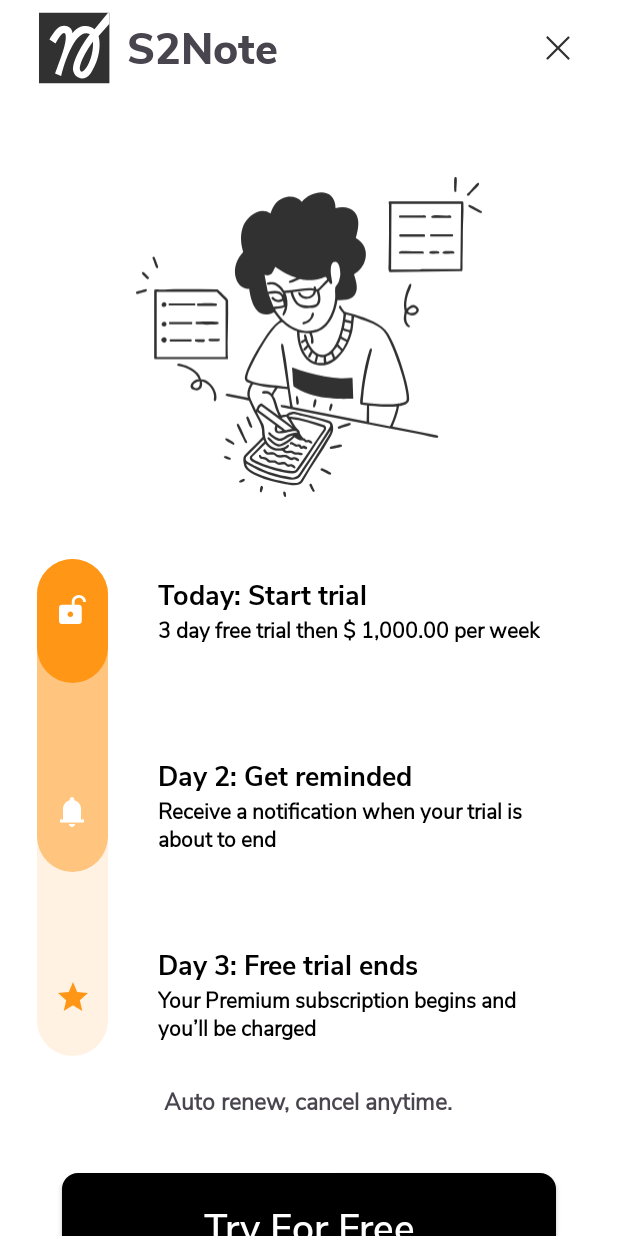
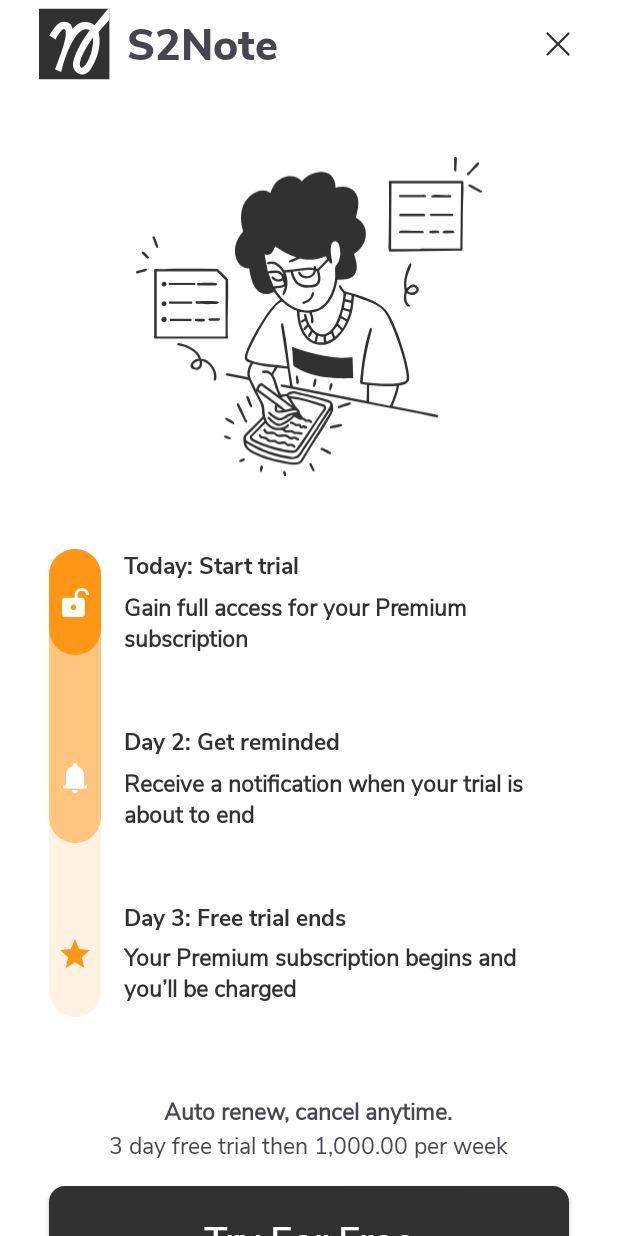
Before and after one commit to TrDucChinh/LayoutTask2_TranDucChinh, an Android app: the screen it shows after launch (MainActivity), on a phone screen of 412 x 824 dp. Run offline under Robolectric (Android 15) with nearby library versions, the phone set to English and light mode, and no system bars; our stand-ins replace data binding, sdp/ssp sizes.

Commit message:
fix: layout height

```diff
--- a/app/src/main/java/com/eco/layouttask2/MainActivity.kt
+++ b/app/src/main/java/com/eco/layouttask2/MainActivity.kt
@@ -32,16 +32,15 @@ class MainActivity : AppCompatActivity() {
 
     private fun setUpUI() {
         binding.apply {
-            price = "\$ 1,000.00"
-            containerDescription.description1.tvTitle.text = "Today: Start trial"
-            containerDescription.description1.tvDescription.text =
-                "Gain full access for your Premium subscription"
-            containerDescription.description2.tvTitle.text = "Day 2: Get reminded"
-            containerDescription.description2.tvDescription.text =
-                "Receive a notification when your trial is about to end"
-            containerDescription.description3.tvTitle.text = "Day 3: Free trial ends"
-            containerDescription.description3.tvDescription.text =
-                "Your Premium subscription begins and you’ll be charged"
+            price = getString(R.string.price)
+            with(containerDescription){
+                tvTitle1.text = getString(R.string.title1)
+                tvDescription1.text = getString(R.string.description1)
+                tvTitle2.text = getString(R.string.title2)
+                tvDescription2.text = getString(R.string.description2)
+                tvTitle3.text = getString(R.string.title3)
+                tvDescription3.text = getString(R.string.description3)
+            }
         }
     }
 }
--- a/app/src/main/res/drawable/bg_description.xml
+++ b/app/src/main/res/drawable/bg_description.xml
@@ -1,6 +1,7 @@
 <?xml version="1.0" encoding="utf-8"?>
-<shape xmlns:android="http://schemas.android.com/apk/res/android">
+<shape xmlns:android="http://schemas.android.com/apk/res/android"
+    android:shape="rectangle">
     <solid android:color="@color/orange_100" />
-    <corners android:radius="@dimen/_50sdp" />
+    <corners android:radius="@dimen/_40sdp" />
 
 </shape>
--- a/app/src/main/res/drawable/bg_middle.xml
+++ b/app/src/main/res/drawable/bg_middle.xml
@@ -1,5 +1,5 @@
 <shape xmlns:android="http://schemas.android.com/apk/res/android"
     android:shape="rectangle">
-    <corners android:radius="@dimen/_25sdp" />
-     <solid android:color="@color/orange_50" />
+    <corners android:radius="@dimen/_40sdp" />
+    <solid android:color="@color/orange_50" />
 </shape>
--- a/app/src/main/res/layout/activity_main.xml
+++ b/app/src/main/res/layout/activity_main.xml
@@ -4,7 +4,6 @@
     xmlns:tools="http://schemas.android.com/tools">
 
     <data>
-
         <variable
             name="price"
             type="String" />
@@ -19,44 +18,48 @@
         <androidx.constraintlayout.widget.ConstraintLayout
             android:id="@+id/main"
             android:layout_width="match_parent"
-            android:layout_height="match_parent"
+            android:layout_height="wrap_content"
             android:background="@color/white"
             tools:context=".MainActivity">
 
             <include
                 android:id="@+id/appbar"
-                layout="@layout/appbar" />
+                layout="@layout/appbar"
+                android:layout_width="match_parent"
+                android:layout_height="wrap_content"
+                app:layout_constraintTop_toTopOf="parent" />
+
 
             <androidx.appcompat.widget.AppCompatImageView
                 android:id="@+id/img_bg"
                 android:layout_width="0dp"
                 android:layout_height="0dp"
                 android:layout_marginTop="@dimen/_35sdp"
-                android:src="@drawable/img_back"
-                app:layout_constraintBottom_toBottomOf="@id/container_description"
-                app:layout_constraintDimensionRatio="1:1"
+                app:srcCompat="@drawable/img_back"
+                app:layout_constraintDimensionRatio="203:188"
                 app:layout_constraintEnd_toEndOf="parent"
                 app:layout_constraintStart_toStartOf="parent"
                 app:layout_constraintTop_toBottomOf="@id/appbar"
-                app:layout_constraintVertical_bias="0"
                 app:layout_constraintWidth_percent="0.56" />
 
             <include
                 android:id="@+id/container_description"
                 layout="@layout/description_section"
                 android:layout_width="match_parent"
-                android:layout_height="0dp"
+                android:layout_height="wrap_content"
+                android:layout_marginHorizontal="@dimen/_25sdp"
                 android:layout_marginTop="@dimen/_25sdp"
-                app:layout_constraintHeight_percent="0.31"
                 app:layout_constraintTop_toBottomOf="@id/img_bg" />
+
 
             <LinearLayout
                 android:id="@+id/container_bottom"
                 android:layout_width="0dp"
                 android:layout_height="wrap_content"
-                android:layout_marginTop="@dimen/_15sdp"
+                android:layout_marginTop="@dimen/_40sdp"
                 android:gravity="center"
                 android:orientation="vertical"
+                app:layout_constraintBottom_toTopOf="@id/tv_terms"
                 app:layout_constraintEnd_toEndOf="parent"
                 app:layout_constraintStart_toStartOf="parent"
                 app:layout_constraintTop_toBottomOf="@id/container_description">
@@ -84,7 +87,7 @@
                     android:id="@+id/btn_try"
                     android:layout_width="match_parent"
                     android:layout_height="@dimen/_56sdp"
-                    android:layout_marginHorizontal="@dimen/_32sdp"
+                    android:layout_marginHorizontal="@dimen/_25sdp"
                     android:layout_marginTop="@dimen/_12sdp"
                     android:background="@drawable/bg_btn"
                     android:fontFamily="@font/nunito_sans_semi_bold"
@@ -98,7 +101,7 @@
                 android:id="@+id/tv_terms"
                 android:layout_width="match_parent"
                 android:layout_height="wrap_content"
-                android:layout_marginHorizontal="@dimen/_32sdp"
+                android:layout_marginHorizontal="@dimen/_25sdp"
                 android:layout_marginTop="@dimen/_12sdp"
                 android:fontFamily="@font/roboto_regular"
                 android:lineSpacingExtra="4dp"
--- a/app/src/main/res/layout/appbar.xml
+++ b/app/src/main/res/layout/appbar.xml
@@ -4,10 +4,9 @@
     xmlns:tools="http://schemas.android.com/tools"
     android:id="@+id/appbar"
     android:layout_width="match_parent"
-    android:layout_height="0dp"
+    android:layout_height="wrap_content"
     android:orientation="horizontal"
     android:padding="@dimen/_4sdp"
-    app:layout_constraintHeight_percent="0.06"
     tools:showIn="@layout/activity_main">
 
     <androidx.appcompat.widget.AppCompatImageView
@@ -15,7 +14,7 @@
         android:layout_width="0dp"
         android:layout_height="0dp"
         android:layout_marginStart="@dimen/_16sdp"
-        android:src="@drawable/logo"
+        app:srcCompat="@drawable/logo"
         app:layout_constraintBottom_toBottomOf="parent"
         app:layout_constraintDimensionRatio="1:1"
         app:layout_constraintStart_toStartOf="parent"
--- a/app/src/main/res/layout/description.xml
+++ b/app/src/main/res/layout/description.xml
@@ -1,27 +1,35 @@
 <?xml version="1.0" encoding="utf-8"?>
-<LinearLayout xmlns:android="http://schemas.android.com/apk/res/android"
+<androidx.constraintlayout.widget.ConstraintLayout xmlns:android="http://schemas.android.com/apk/res/android"
+    xmlns:app="http://schemas.android.com/apk/res-auto"
     xmlns:tools="http://schemas.android.com/tools"
     android:layout_width="match_parent"
-    android:layout_height="match_parent"
-    android:orientation="vertical"
+    android:layout_height="wrap_content"
     tools:showIn="@layout/activity_main">
 
     <androidx.appcompat.widget.AppCompatTextView
         android:id="@+id/tv_title"
-        android:layout_width="wrap_content"
+        android:layout_width="0dp"
         android:layout_height="wrap_content"
         android:fontFamily="@font/nunito_sans_bold"
         android:text="@string/title_description"
         android:textColor="@color/black"
-        android:textSize="@dimen/_14sdp" />
+        android:textSize="@dimen/_14sdp"
+        app:layout_constraintEnd_toEndOf="parent"
+        app:layout_constraintStart_toStartOf="parent"
+        app:layout_constraintTop_toTopOf="parent" />
 
     <androidx.appcompat.widget.AppCompatTextView
         android:id="@+id/tv_description"
-        android:layout_width="wrap_content"
+        android:layout_width="0dp"
         android:layout_height="wrap_content"
         android:fontFamily="@font/nunito_sans_regular"
         android:textStyle="bold"
         android:text="@string/description"
         android:textColor="@color/black"
-        android:textSize="@dimen/_11sdp" />
-</LinearLayout>
+        android:textSize="@dimen/_11sdp"
+        android:layout_marginTop="4dp"
+        app:layout_constraintTop_toBottomOf="@id/tv_title"
+        app:layout_constraintStart_toStartOf="@id/tv_title"
+        app:layout_constraintEnd_toEndOf="@id/tv_title"
+        app:layout_constraintBottom_toBottomOf="parent" />
+</androidx.constraintlayout.widget.ConstraintLayout>
--- a/app/src/main/res/layout/description_section.xml
+++ b/app/src/main/res/layout/description_section.xml
@@ -3,152 +3,164 @@
     xmlns:app="http://schemas.android.com/apk/res-auto"
     xmlns:tools="http://schemas.android.com/tools"
     android:layout_width="match_parent"
-    android:layout_height="match_parent"
-    android:paddingHorizontal="@dimen/_19sdp"
-    tools:showIn="@layout/activity_main">
+    android:layout_height="wrap_content">
 
-    <!-- Left Description -->
-    <androidx.constraintlayout.widget.ConstraintLayout
+    <View
         android:id="@+id/left_description"
         android:layout_width="0dp"
         android:layout_height="0dp"
+        android:layout_marginBottom="@dimen/_minus6sdp"
         android:background="@drawable/bg_description"
-        app:layout_constraintWidth_percent="0.13"
-        app:layout_constraintHeight_percent="1"
+        app:layout_constraintBottom_toBottomOf="@id/tvDescription3"
         app:layout_constraintStart_toStartOf="parent"
-        app:layout_constraintTop_toTopOf="parent"
-        app:layout_constraintBottom_toBottomOf="parent">
+        app:layout_constraintTop_toTopOf="@id/tvTitle1"
+        app:layout_constraintWidth_percent="0.1" />
 
-        <FrameLayout
-            android:id="@+id/container_ic_noti"
+
+    <View
+        android:id="@+id/bg_middle"
         android:layout_width="0dp"
         android:layout_height="0dp"
+        android:layout_marginBottom="@dimen/_minus6sdp"
         android:background="@drawable/bg_middle"
-            app:layout_constraintWidth_percent="1"
-            app:layout_constraintHeight_percent="0.63"
-            app:layout_constraintTop_toTopOf="parent"
-            app:layout_constraintVertical_bias="0"
-            app:layout_constraintBottom_toTopOf="@id/ic_start"
+        app:layout_constraintBottom_toBottomOf="@id/tvDescription2"
         app:layout_constraintStart_toStartOf="parent"
-            app:layout_constraintEnd_toEndOf="parent">
+        app:layout_constraintTop_toTopOf="@id/tvTitle1"
+        app:layout_constraintWidth_percent="0.1" />
 
-            <androidx.appcompat.widget.AppCompatImageView
-                android:id="@+id/ic_noti"
-                android:layout_width="wrap_content"
-                android:layout_height="wrap_content"
-                android:layout_gravity="center|bottom"
-                android:layout_marginBottom="@dimen/_23sdp"
-                android:src="@drawable/notifications" />
-        </FrameLayout>
-
-        <FrameLayout
-            android:id="@+id/container_ic_lock"
+    <View
+        android:id="@+id/bg_top"
         android:layout_width="0dp"
         android:layout_height="0dp"
         android:background="@drawable/bg_top"
-            app:layout_constraintWidth_percent="1"
-            app:layout_constraintHeight_percent="0.25"
-            app:layout_constraintVertical_bias="0"
-            app:layout_constraintTop_toTopOf="parent"
-            app:layout_constraintBottom_toTopOf="@id/ic_start"
+        app:layout_constraintBottom_toBottomOf="@id/tvDescription1"
         app:layout_constraintStart_toStartOf="parent"
-            app:layout_constraintEnd_toEndOf="parent">
+        app:layout_constraintTop_toTopOf="@id/tvTitle1"
+        app:layout_constraintWidth_percent="0.1" />
 
     <androidx.appcompat.widget.AppCompatImageView
         android:id="@+id/ic_lock"
         android:layout_width="wrap_content"
         android:layout_height="wrap_content"
-                android:layout_gravity="center|bottom"
-                android:layout_marginBottom="@dimen/_30sdp"
-                android:src="@drawable/ic_lock" />
-        </FrameLayout>
+        app:srcCompat="@drawable/ic_lock"
+        app:layout_constraintBottom_toBottomOf="@id/tvDescription1"
+        app:layout_constraintEnd_toEndOf="@id/bg_top"
+        app:layout_constraintStart_toStartOf="@id/bg_top"
+        app:layout_constraintTop_toTopOf="@id/tvTitle1" />
+
+    <androidx.appcompat.widget.AppCompatImageView
+        android:id="@+id/ic_bell"
+        android:layout_width="wrap_content"
+        android:layout_height="wrap_content"
+        app:srcCompat="@drawable/notifications"
+        app:layout_constraintBottom_toBottomOf="@id/tvDescription2"
+        app:layout_constraintEnd_toEndOf="@id/bg_middle"
+        app:layout_constraintStart_toStartOf="@id/bg_middle"
+        app:layout_constraintTop_toTopOf="@id/tvTitle2" />
 
     <androidx.appcompat.widget.AppCompatImageView
         android:id="@+id/ic_start"
         android:layout_width="wrap_content"
         android:layout_height="wrap_content"
-            android:layout_marginBottom="@dimen/_23sdp"
-            android:src="@drawable/star"
+        app:srcCompat="@drawable/star"
+        app:layout_constraintBottom_toBottomOf="@id/tvDescription3"
+        app:layout_constraintEnd_toEndOf="@id/bg_middle"
+        app:layout_constraintStart_toStartOf="@id/bg_middle"
+        app:layout_constraintTop_toTopOf="@id/tvTitle3" />
+
+    <androidx.appcompat.widget.AppCompatTextView
+        android:id="@+id/tvTitle1"
+        android:layout_width="0dp"
+        android:layout_height="wrap_content"
+        android:layout_marginStart="@dimen/_12sdp"
+        android:layout_marginTop="@dimen/_12sdp"
+        android:fontFamily="@font/nunito_sans_bold"
+        android:text="@string/title_description"
+        android:textColor="@color/black"
+        android:textSize="@dimen/_12sdp"
+
+        app:layout_constraintEnd_toEndOf="parent"
+        app:layout_constraintStart_toEndOf="@id/bg_top"
+        app:layout_constraintTop_toTopOf="parent" />
+
+    <androidx.appcompat.widget.AppCompatTextView
+        android:id="@+id/tvDescription1"
+        android:layout_width="0dp"
+        android:layout_height="wrap_content"
+        android:layout_marginTop="@dimen/_4sdp"
+        android:fontFamily="@font/nunito_sans_regular"
+        android:text="@string/description"
+        android:textColor="@color/black"
+        android:textSize="@dimen/_12sdp"
+        android:textStyle="bold"
+        app:layout_constraintEnd_toEndOf="@id/tvTitle1"
+        app:layout_constraintStart_toStartOf="@id/tvTitle1"
+        app:layout_constraintTop_toBottomOf="@id/tvTitle1"
+        tools:text="Your Premium subscription begins and you’ll be charged" />
+
+
+    <androidx.appcompat.widget.AppCompatTextView
+        android:id="@+id/tvTitle2"
+        android:layout_width="0dp"
+        android:layout_height="wrap_content"
+        android:layout_marginStart="@dimen/_12sdp"
+        android:layout_marginTop="@dimen/_36sdp"
+        android:fontFamily="@font/nunito_sans_bold"
+        android:text="@string/title_description"
+        android:textColor="@color/black"
+        android:textSize="@dimen/_12sdp"
+        app:layout_constraintEnd_toEndOf="parent"
+        app:layout_constraintStart_toEndOf="@id/left_description"
+        app:layout_constraintTop_toBottomOf="@id/tvDescription1" />
+
+    <androidx.appcompat.widget.AppCompatTextView
+        android:id="@+id/tvDescription2"
+        android:layout_width="0dp"
+        android:layout_height="wrap_content"
+        android:layout_marginTop="@dimen/_4sdp"
+
+        android:fontFamily="@font/nunito_sans_regular"
+        android:text="@string/description"
+        android:textColor="@color/black"
+        android:textSize="@dimen/_12sdp"
+        android:textStyle="bold"
+        app:layout_constraintEnd_toEndOf="@id/tvTitle2"
+        app:layout_constraintStart_toStartOf="@id/tvTitle2"
+        app:layout_constraintTop_toBottomOf="@id/tvTitle2"
+        tools:text="Your Premium sYour Premium subscription begins and you’ll be chargedYour Premium subscription begins and you’ll be chargedYour Premium subscription begins and you’ll be chargedYour Premium subscription begins and you’ll be chargedubscription begins and you’ll be charged  Your Premium subscription begins and you’ll be charged Your Premium subscription begins and you’ll be charged  " />
+
+
+    <androidx.appcompat.widget.AppCompatTextView
+        android:id="@+id/tvTitle3"
+        android:layout_width="0dp"
+        android:layout_height="wrap_content"
+        android:layout_marginStart="@dimen/_12sdp"
+        android:layout_marginTop="@dimen/_36sdp"
+        android:fontFamily="@font/nunito_sans_bold"
+        android:text="@string/title_description"
+        android:textColor="@color/black"
+        android:textSize="@dimen/_12sdp"
+        app:layout_constraintEnd_toEndOf="parent"
+        app:layout_constraintStart_toEndOf="@id/left_description"
+        app:layout_constraintTop_toBottomOf="@id/tvDescription2" />
+
+    <androidx.appcompat.widget.AppCompatTextView
+        android:id="@+id/tvDescription3"
+        android:layout_width="0dp"
+        android:layout_height="wrap_content"
+        android:layout_marginTop="@dimen/_4sdp"
+        android:layout_marginBottom="@dimen/_6sdp"
+        android:fontFamily="@font/nunito_sans_regular"
+        android:includeFontPadding="false"
+        android:text="@string/title_description"
+        android:textColor="#313131"
+        android:textSize="@dimen/_12sdp"
+        android:textStyle="bold"
         app:layout_constraintBottom_toBottomOf="parent"
-            app:layout_constraintEnd_toEndOf="parent"
-            app:layout_constraintStart_toStartOf="parent"
-            app:layout_constraintTop_toTopOf="parent"
-            app:layout_constraintVertical_bias="1" />
-    </androidx.constraintlayout.widget.ConstraintLayout>
+        app:layout_constraintEnd_toEndOf="@+id/tvTitle3"
+        app:layout_constraintStart_toStartOf="@+id/tvTitle3"
+        app:layout_constraintTop_toBottomOf="@+id/tvTitle3"
+        tools:text="Your Premium subscription begins and you’ll be chargedYour Premium subscription begins and you’ll be chargedYour Premium subscription begins and you’ll be charged" />
 
-    <androidx.constraintlayout.widget.ConstraintLayout
-        android:id="@+id/right_description"
-        android:layout_width="0dp"
-        android:layout_height="0dp"
-        android:layout_marginStart="@dimen/_16sdp"
-        android:padding="@dimen/_8sdp"
-        app:layout_constraintWidth_percent="0.8"
-        app:layout_constraintHeight_percent="1"
-        app:layout_constraintStart_toEndOf="@id/left_description"
-        app:layout_constraintTop_toTopOf="parent"
-        app:layout_constraintBottom_toBottomOf="parent"
-        app:layout_constraintEnd_toEndOf="parent">
-
-        <include
-            app:layout_constraintVertical_bias="0"
-            android:id="@+id/description_1"
-            layout="@layout/description"
-            android:layout_width="match_parent"
-            android:layout_height="wrap_content"
-            app:layout_constraintTop_toTopOf="@id/guideline"
-            app:layout_constraintBottom_toTopOf="@id/guideline2" />
-
-        <include
-            android:id="@+id/description_2"
-            layout="@layout/description"
-            android:layout_width="match_parent"
-            android:layout_height="wrap_content"
-            app:layout_constraintTop_toTopOf="@id/guideline3"
-            app:layout_constraintBottom_toBottomOf="@id/guideline4" />
-
-        <include
-            android:id="@+id/description_3"
-            layout="@layout/description"
-            android:layout_width="match_parent"
-            android:layout_height="wrap_content"
-            app:layout_constraintTop_toTopOf="@id/guideline5"
-            app:layout_constraintBottom_toBottomOf="parent" />
-
-        <!-- Guidelines -->
-        <androidx.constraintlayout.widget.Guideline
-            android:id="@+id/guideline"
-            android:layout_width="wrap_content"
-            android:layout_height="wrap_content"
-            android:orientation="horizontal"
-            app:layout_constraintGuide_percent="0" />
-
-        <androidx.constraintlayout.widget.Guideline
-            android:id="@+id/guideline2"
-            android:layout_width="wrap_content"
-            android:layout_height="wrap_content"
-            android:orientation="horizontal"
-            app:layout_constraintGuide_percent="0.25" />
-
-        <androidx.constraintlayout.widget.Guideline
-            android:id="@+id/guideline3"
-            android:layout_width="wrap_content"
-            android:layout_height="wrap_content"
-            android:orientation="horizontal"
-            app:layout_constraintGuide_percent="0.37" />
-
-        <androidx.constraintlayout.widget.Guideline
-            android:id="@+id/guideline4"
-            android:layout_width="wrap_content"
-            android:layout_height="wrap_content"
-            android:orientation="horizontal"
-            app:layout_constraintGuide_percent="0.62" />
-
-        <androidx.constraintlayout.widget.Guideline
-            android:id="@+id/guideline5"
-            android:layout_width="wrap_content"
-            android:layout_height="wrap_content"
-            android:orientation="horizontal"
-            app:layout_constraintGuide_percent="0.8" />
-    </androidx.constraintlayout.widget.ConstraintLayout>
 
 </androidx.constraintlayout.widget.ConstraintLayout>
--- a/app/src/main/res/values/colors.xml
+++ b/app/src/main/res/values/colors.xml
@@ -1,6 +1,6 @@
 <?xml version="1.0" encoding="utf-8"?>
 <resources>
-    <color name="black">#FF000000</color>
+    <color name="black">#313131</color>
     <color name="white">#FFFFFFFF</color>
     <color name="orange">#FF9616</color>
     <color name="orange_50">#FFC57F</color>
--- a/app/src/main/res/values/strings.xml
+++ b/app/src/main/res/values/strings.xml
@@ -7,5 +7,11 @@
     <string name="title_bottom">Auto renew, cancel anytime.</string>
     <string name="btn_try">Try For Free</string>
     <string name="term">Payment will be charged to your Google Play account upon confirmation of purchase or at the end of the trial period (if applicable). Subscription will automatically renew according to the subscription plan you choose unless canceled 24 hours before the end of the current subscription plan or trial period (if you have a trial). Non-subscribed users can still use the application however some paid features may be limited. You can manage or cancel your subscription at any time in your Google Play account.</string>
-
+    <string name="title1">Today: Start trial</string>
+    <string name="title2">Day 2: Get reminded</string>
+    <string name="title3">Day 3: Free trial ends</string>
+    <string name="description1">Gain full access for your Premium subscription</string>
+    <string name="description2">Receive a notification when your trial is about to end</string>
+    <string name="description3">Your Premium subscription begins and you’ll be charged</string>
+    <string name="price">1,000.00</string>
 </resources>
```
Lines whose indentation alone changed are shown as unchanged.
